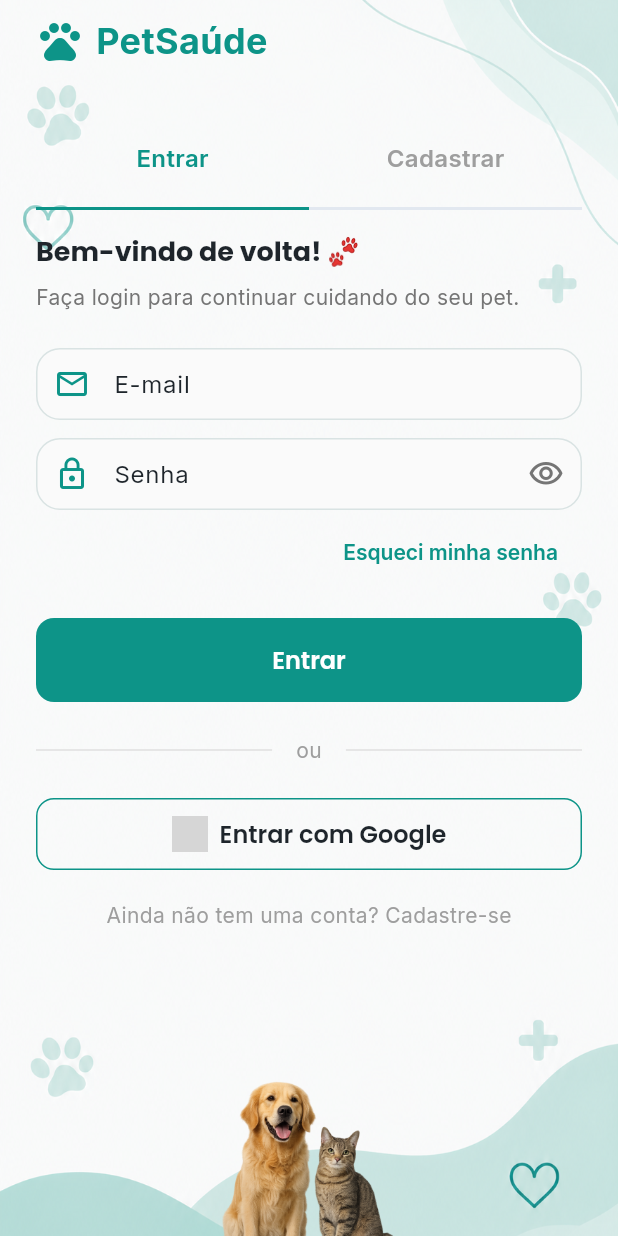
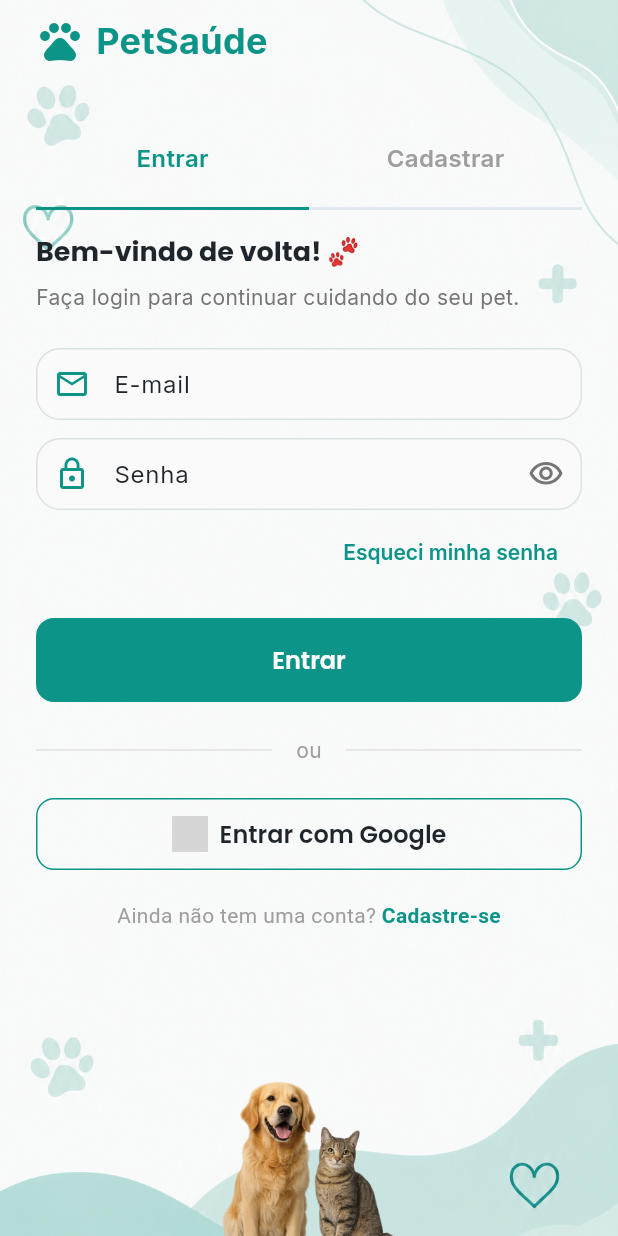
Before and after one commit to JulioLDS/SysCoPet, a Flutter app: the screen it shows after launch, scrolled down 44 dp, on a phone screen of 412 x 824 dp. Run offline on Flutter 3.47's test engine with Material 3 defaults, Android fonts, the phone set to English and light mode, and no system bars; our stand-ins replace google_fonts, shared_preferences; accounts and stored records are empty; grey boxes are pictures that could not be loaded.

Commit message:
feat: add interactive 'Cadastre-se' link to login screen and integrate with tab navigation
- Transformar 'Ainda não tem uma conta? Cadastre-se' em texto clicável com Text.rich
- Estilizar 'Cadastre-se' em verde (#0D9488) e com peso visual destacado
- Conectar clique ao callback _changeTab(1) para acionar animação de slide
- Preservar navegação por teclado e visibilidade de senha implementadas anteriormente

```diff
--- a/lib/screens/auth/auth_screen.dart
+++ b/lib/screens/auth/auth_screen.dart
@@ -232,6 +232,7 @@ class _AuthScreenState extends State<AuthScreen> {
                                   ? LoginScreen(
                                       key: const ValueKey('login'),
                                       onForgotPassword: () {},
+                                      onGoToRegister: () => _changeTab(1),
                                     )
                                   : RegisterScreen(
                                       key: const ValueKey('register'),
@@ -404,6 +405,7 @@ class _AuthScreenState extends State<AuthScreen> {
                           ? LoginScreen(
                               key: const ValueKey('login'),
                               onForgotPassword: () {},
+                              onGoToRegister: () => _changeTab(1),
                             )
                           : RegisterScreen(key: const ValueKey('register')),
                     ),
--- a/lib/screens/auth/login_screen.dart
+++ b/lib/screens/auth/login_screen.dart
@@ -2,11 +2,17 @@ import 'package:flutter/material.dart';
 import 'package:provider/provider.dart';
 import '../../providers/auth_provider.dart';
 import '../home/home_screen.dart';
+import 'package:flutter/gestures.dart';
 
 class LoginScreen extends StatefulWidget {
   final VoidCallback onForgotPassword;
+  final VoidCallback onGoToRegister;
 
-  const LoginScreen({super.key, required this.onForgotPassword});
+  const LoginScreen({
+    super.key,
+    required this.onForgotPassword,
+    required this.onGoToRegister,
+  });
 
   @override
   State<LoginScreen> createState() => _LoginScreenState();
@@ -212,10 +218,25 @@ class _LoginScreenState extends State<LoginScreen> {
           ),
           const SizedBox(height: 20),
 
+          // Link para Cadastro (apenas "Cadastre-se" é clicável e verde)
           Center(
-            child: Text(
-              'Ainda não tem uma conta? Cadastre-se',
-              style: TextStyle(color: Colors.grey.shade500, fontSize: 14),
+            child: Text.rich(
+              TextSpan(
+                text: 'Ainda não tem uma conta? ',
+                style: TextStyle(color: Colors.grey.shade500, fontSize: 14),
+                children: [
+                  TextSpan(
+                    text: 'Cadastre-se',
+                    style: const TextStyle(
+                      color: Color(0xFF0D9488), // ✅ Verde PetSaúde
+                      fontWeight: FontWeight.w600,
+                      fontSize: 14,
+                    ),
+                    recognizer: TapGestureRecognizer()
+                      ..onTap = widget.onGoToRegister,
+                  ),
+                ],
+              ),
             ),
           ),
         ],
--- a/lib/screens/home/home_screen.dart
+++ b/lib/screens/home/home_screen.dart
@@ -411,9 +411,8 @@ class _HomeScreenState extends State<HomeScreen> {
     Navigator.pushAndRemoveUntil(
       context,
       MaterialPageRoute(
-        builder: (_) => LoginScreen(
-          onForgotPassword: () {}, // Apenas este parâmetro é necessário agora
-        ),
+        builder: (_) =>
+            LoginScreen(onForgotPassword: () {}, onGoToRegister: () {}),
       ),
       (route) => false,
     );
```
